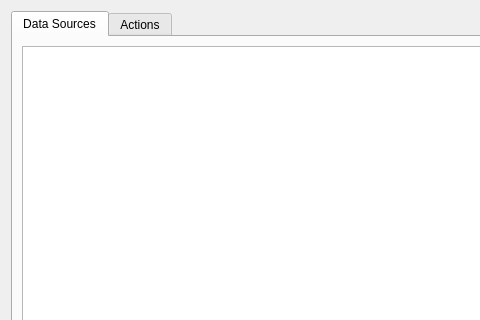
Above: src/simulationworkbench/widgets/tablewidget_v1.ui from CSB-at-ZIB/BioPARKIN before the change; both pictures show x 0 to 480 and y 0 to 320 of the 793 by 621 pixel window. Below: the same form after it.
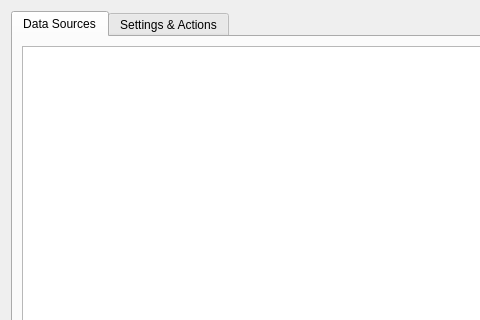
That is the form after the change.

Commit message: * Plot and Table Widgets: Use tabs, now.

Patch:
```diff
--- a/src/simulationworkbench/widgets/tablewidget_v1.ui
+++ b/src/simulationworkbench/widgets/tablewidget_v1.ui
@@ -77,7 +77,7 @@
       </widget>
       <widget class="QWidget" name="tabWidgetPage2" native="true">
        <attribute name="title">
-        <string>Actions</string>
+        <string>Settings &amp;&amp; Actions</string>
        </attribute>
        <layout class="QVBoxLayout" name="verticalLayout_2">
         <item>
```
The commit also changes 5 other files.
